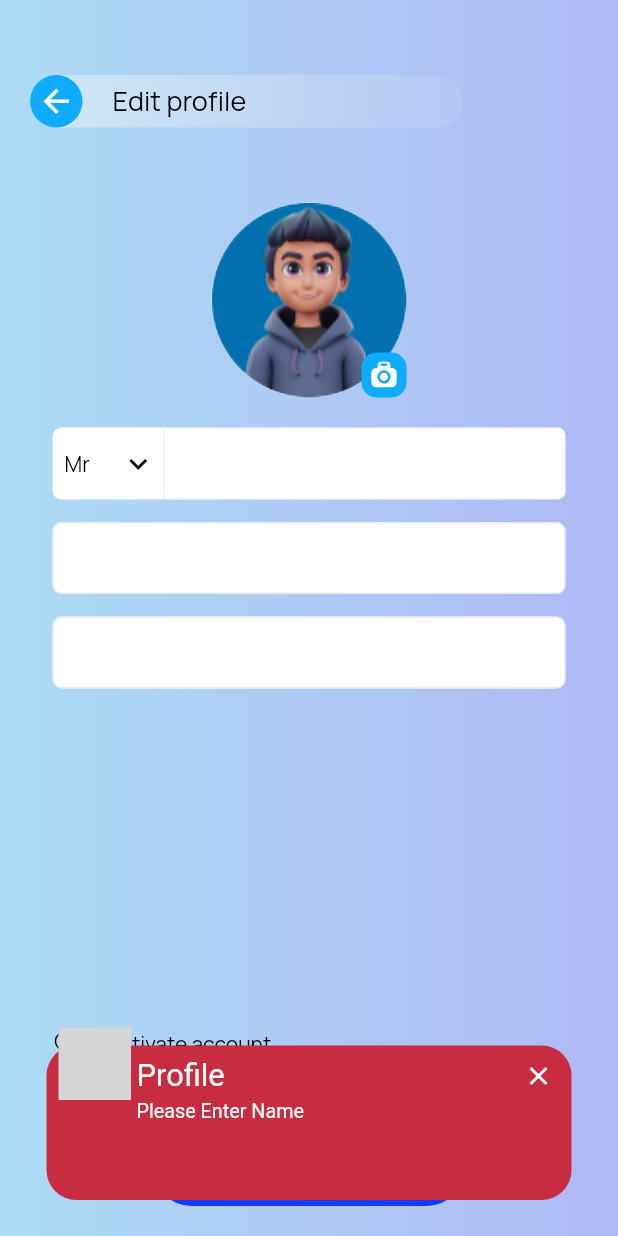
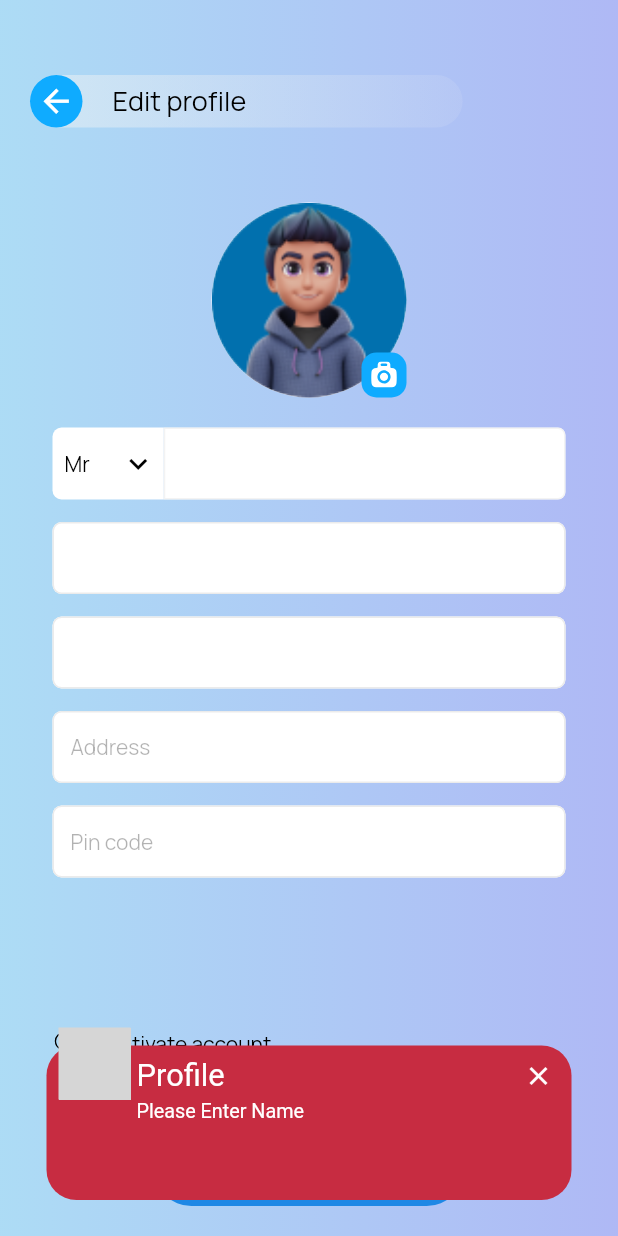
Before and after one commit to manoharantechie/coolwell_app, a Flutter app: the Edit_Profile_Screen screen opened directly, after a tap on "Submit", on a phone screen of 412 x 824 dp. Run offline on Flutter 3.47's test engine with Material 2 defaults, Android fonts, the phone set to English and light mode, and no system bars; drawn by our look-alikes of awesome_snackbar_content; our stand-ins replace flutter_map, flutter_svg, geocoding, geolocator, image_picker, latlong2 and 3 more; missing offline and left inert: country_calling_code_picker, flutter_sim_country_code; accounts and stored records are empty; network calls fail; project files that could hold a hidden picture were left out; grey boxes are pictures that could not be loaded.

Commit message:
update_23-05-2023_1

```diff
--- a/lib/screens/user/profile/edit_profile.dart
+++ b/lib/screens/user/profile/edit_profile.dart
@@ -393,13 +393,46 @@ class _Edit_Profile_ScreenState extends State<Edit_Profile_Screen> {
                                 controller: emailController,
                               ),
                               const SizedBox(height: 15.0,),
+                              TextFormFieldCustom(
+                                onEditComplete: () {
+                                  addressFocus.unfocus();
+                                  FocusScope.of(context).requestFocus(pinCodeFocus);
+                                },
+                                radius: 6.0,
+                                error: "Enter Address",
+                                textColor: Theme.of(context).primaryColor,
+                                borderColor: Theme.of(context).dividerColor,
+                                fillColor: Theme.of(context).focusColor,
+                                hintStyle: CustomWidget(context: context).CustomSizedTextStyle(
+                                    14.0, Theme.of(context).primaryColor.withOpacity(0.3), FontWeight.w500, 'FontRegular'),
+                                textStyle: CustomWidget(context: context).CustomSizedTextStyle(
+                                    14.0, Theme.of(context).primaryColor, FontWeight.w500, 'FontRegular'),
+                                textInputAction: TextInputAction.next,
+                                focusNode: addressFocus,
+                                maxlines: 1,
+                                text: '',
+                                hintText: "Address",
+                                obscureText: false,
+                                textChanged: (value) {},
+                                onChanged: () {},
+                                suffix: Container(
+                                  width: 0.0,
+                                ),
+                                validator: (value) {
+
+                                },
+                                enabled: true,
+                                textInputType: TextInputType.streetAddress,
+                                controller: addressController,
+                              ),
+                              const SizedBox(height: 15.0,),
                               // TextFormFieldCustom(
                               //   onEditComplete: () {
-                              //     addressFocus.unfocus();
+                              //     addressLineFocus.unfocus();
                               //     FocusScope.of(context).requestFocus(pinCodeFocus);
                               //   },
                               //   radius: 6.0,
-                              //   error: "Enter Address",
+                              //   error: "Enter Address line",
                               //   textColor: Theme.of(context).primaryColor,
                               //   borderColor: Theme.of(context).dividerColor,
                               //   fillColor: Theme.of(context).focusColor,
@@ -408,10 +441,10 @@ class _Edit_Profile_ScreenState extends State<Edit_Profile_Screen> {
                               //   textStyle: CustomWidget(context: context).CustomSizedTextStyle(
                               //       14.0, Theme.of(context).primaryColor, FontWeight.w500, 'FontRegular'),
                               //   textInputAction: TextInputAction.next,
-                              //   focusNode: addressFocus,
+                              //   focusNode: addressLineFocus,
                               //   maxlines: 1,
                               //   text: '',
-                              //   hintText: "Address",
+                              //   hintText: "Address line",
                               //   obscureText: false,
                               //   textChanged: (value) {},
                               //   onChanged: () {},
@@ -423,74 +456,41 @@ class _Edit_Profile_ScreenState extends State<Edit_Profile_Screen> {
                               //   },
                               //   enabled: true,
                               //   textInputType: TextInputType.streetAddress,
-                              //   controller: addressController,
+                              //   controller: addressLineController,
                               // ),
                               // const SizedBox(height: 15.0,),
-                              // // TextFormFieldCustom(
-                              // //   onEditComplete: () {
-                              // //     addressLineFocus.unfocus();
-                              // //     FocusScope.of(context).requestFocus(pinCodeFocus);
-                              // //   },
-                              // //   radius: 6.0,
-                              // //   error: "Enter Address line",
-                              // //   textColor: Theme.of(context).primaryColor,
-                              // //   borderColor: Theme.of(context).dividerColor,
-                              // //   fillColor: Theme.of(context).focusColor,
-                              // //   hintStyle: CustomWidget(context: context).CustomSizedTextStyle(
-                              // //       14.0, Theme.of(context).primaryColor.withOpacity(0.3), FontWeight.w500, 'FontRegular'),
-                              // //   textStyle: CustomWidget(context: context).CustomSizedTextStyle(
-                              // //       14.0, Theme.of(context).primaryColor, FontWeight.w500, 'FontRegular'),
-                              // //   textInputAction: TextInputAction.next,
-                              // //   focusNode: addressLineFocus,
-                              // //   maxlines: 1,
-                              // //   text: '',
-                              // //   hintText: "Address line",
-                              // //   obscureText: false,
-                              // //   textChanged: (value) {},
-                              // //   onChanged: () {},
-                              // //   suffix: Container(
-                              // //     width: 0.0,
-                              // //   ),
-                              // //   validator: (value) {
-                              // //
-                              // //   },
-                              // //   enabled: true,
-                              // //   textInputType: TextInputType.streetAddress,
-                              // //   controller: addressLineController,
-                              // // ),
-                              // // const SizedBox(height: 15.0,),
-                              // TextFormFieldCustom(
-                              //   onEditComplete: () {
-                              //     pinCodeFocus.unfocus();
-                              //     // FocusScope.of(context).requestFocus(phoneNumFocus);
-                              //   },
-                              //   radius: 6.0,
-                              //   error: "Enter Pin code",
-                              //   textColor: Theme.of(context).primaryColor,
-                              //   borderColor: Theme.of(context).dividerColor,
-                              //   fillColor: Theme.of(context).focusColor,
-                              //   hintStyle: CustomWidget(context: context).CustomSizedTextStyle(
-                              //       14.0, Theme.of(context).primaryColor.withOpacity(0.3), FontWeight.w500, 'FontRegular'),
-                              //   textStyle: CustomWidget(context: context).CustomSizedTextStyle(
-                              //       14.0, Theme.of(context).primaryColor, FontWeight.w500, 'FontRegular'),
-                              //   textInputAction: TextInputAction.next,
-                              //   focusNode: pinCodeFocus,
-                              //   maxlines: 1,
-                              //   text: '',
-                              //   hintText: "Pin code",
-                              //   obscureText: false,
-                              //   textChanged: (value) {},
-                              //   onChanged: () {},
-                              //   suffix: Container(
-                              //     width: 0.0,
-                              //   ),
-                              //   validator: (value) {
-                              //
-                              //   },
-                              //   enabled: true,
-                              //   textInputType: TextInputType.number,
-                              //   controller: pinCodeController,
-                              // ),
+                              TextFormFieldCustom(
+                                onEditComplete: () {
+                                  pinCodeFocus.unfocus();
+                                  // FocusScope.of(context).requestFocus(phoneNumFocus);
+                                },
+                                radius: 6.0,
+                                error: "Enter Pin code",
+                                textColor: Theme.of(context).primaryColor,
+                                borderColor: Theme.of(context).dividerColor,
+                                fillColor: Theme.of(context).focusColor,
+                                hintStyle: CustomWidget(context: context).CustomSizedTextStyle(
+                                    14.0, Theme.of(context).primaryColor.withOpacity(0.3), FontWeight.w500, 'FontRegular'),
+                                textStyle: CustomWidget(context: context).CustomSizedTextStyle(
+                                    14.0, Theme.of(context).primaryColor, FontWeight.w500, 'FontRegular'),
+                                textInputAction: TextInputAction.next,
+                                focusNode: pinCodeFocus,
+                                maxlines: 1,
+                                text: '',
+                                hintText: "Pin code",
+                                obscureText: false,
+                                textChanged: (value) {},
+                                onChanged: () {},
+                                suffix: Container(
+                                  width: 0.0,
+                                ),
+                                validator: (value) {
+
+                                },
+                                enabled: true,
+                                textInputType: TextInputType.number,
+                                controller: pinCodeController,
+                              ),
                               // const SizedBox(height: 15.0,),
                               // TextFormFieldCustom(
                               //   onEditComplete: () {
@@ -568,15 +568,13 @@ class _Edit_Profile_ScreenState extends State<Edit_Profile_Screen> {
                               if(nameController.text.isEmpty){
                                 CustomWidget(context: context)
                                     .custombar("Profile", "Please Enter Name", false);
-                              }
-                              // else if(addressController.text.isEmpty){
-                              //   CustomWidget(context: context)
-                              //       .custombar("Profile", "Please Enter Address details", false);
-                              // } else if(pinCodeController.text.isEmpty){
-                              //   CustomWidget(context: context)
-                              //       .custombar("Profile", "Please Enter Pincode ", false);
-                              // }
-                              else{
+                              } else if(addressController.text.isEmpty){
+                                CustomWidget(context: context)
+                                    .custombar("Profile", "Please Enter Address details", false);
+                              } else if(pinCodeController.text.isEmpty){
+                                CustomWidget(context: context)
+                                    .custombar("Profile", "Please Enter Pincode ", false);
+                              } else{
                                 setState(() {
                                   loading = true;
                                   updateProfile();
@@ -588,7 +586,7 @@ class _Edit_Profile_ScreenState extends State<Edit_Profile_Screen> {
                               padding: EdgeInsets.fromLTRB(0.0, 15.0, 0.0, 15.0),
                               decoration: BoxDecoration(
                                 borderRadius: BorderRadius.circular(30.0),
-                                color: Theme.of(context).shadowColor,
+                                color: Theme.of(context).buttonColor,
                               ),
                               child: Text(
                                 AppLocalizations.instance
@@ -668,9 +666,8 @@ class _Edit_Profile_ScreenState extends State<Edit_Profile_Screen> {
         .updateProfileDetails(
         selectedValue.toString()+"."+
             nameController.text.toString(),
-        // addressController.text.toString(),
-        // pinCodeController.text.toString(),
-        profileImage)
+        addressController.text.toString(),
+        pinCodeController.text.toString(), profileImage)
         .then((CommonModel loginData) {
       setState(() {
         if (loginData.success!) {
@@ -681,8 +678,8 @@ class _Edit_Profile_ScreenState extends State<Edit_Profile_Screen> {
           custombar("Profile", loginData.message.toString(), true);
 
           nameController.clear();
-          // addressController.clear();
-          // pinCodeController.clear();
+          addressController.clear();
+          pinCodeController.clear();
           Navigator.pop(context);
 
         }
@@ -783,7 +780,7 @@ class _Edit_Profile_ScreenState extends State<Edit_Profile_Screen> {
                                       FontWeight.w500,
                                       'FontRegular'),
                                   iconColor: Theme.of(context).focusColor,
-                                  shadowColor: Theme.of(context).cardColor,
+                                  buttonColor: Theme.of(context).cardColor,
                                   splashColor: Theme.of(context).focusColor,
                                   onPressed: () {
                                     setState(() {
@@ -810,7 +807,7 @@ class _Edit_Profile_ScreenState extends State<Edit_Profile_Screen> {
                                       FontWeight.w500,
                                       'FontRegular'),
                                   iconColor: Theme.of(context).focusColor,
-                                  shadowColor: Theme.of(context).cardColor,
+                                  buttonColor: Theme.of(context).cardColor,
                                   splashColor: Theme.of(context).focusColor,
                                   onPressed: () {
                                     setState(() {
```
